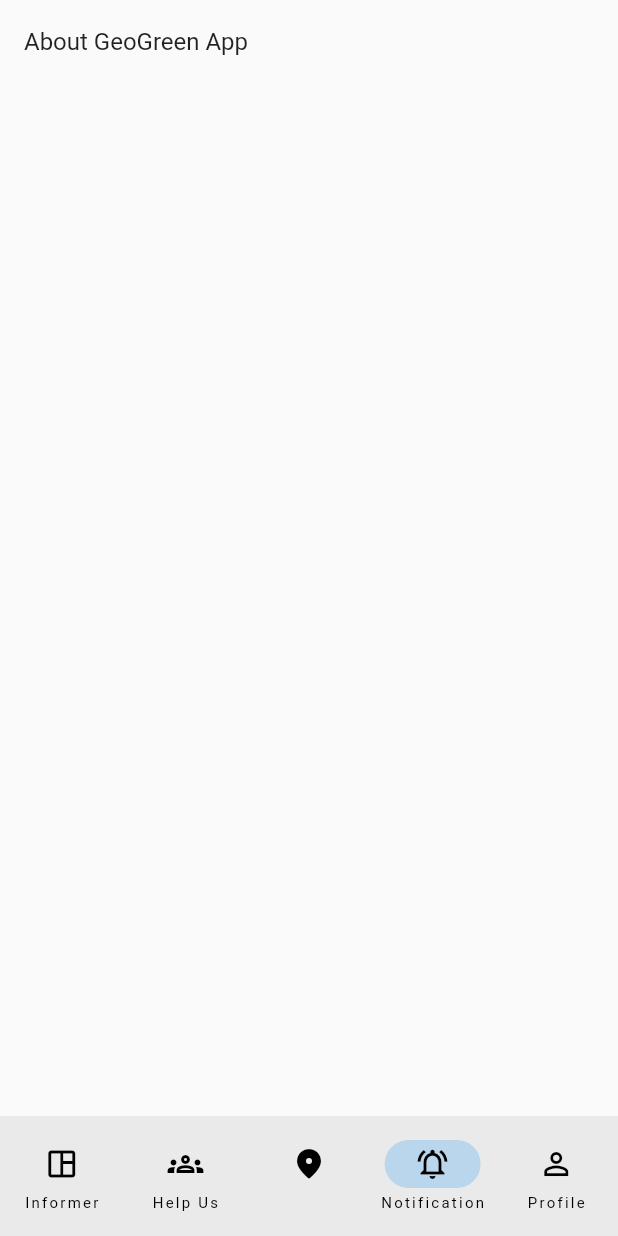
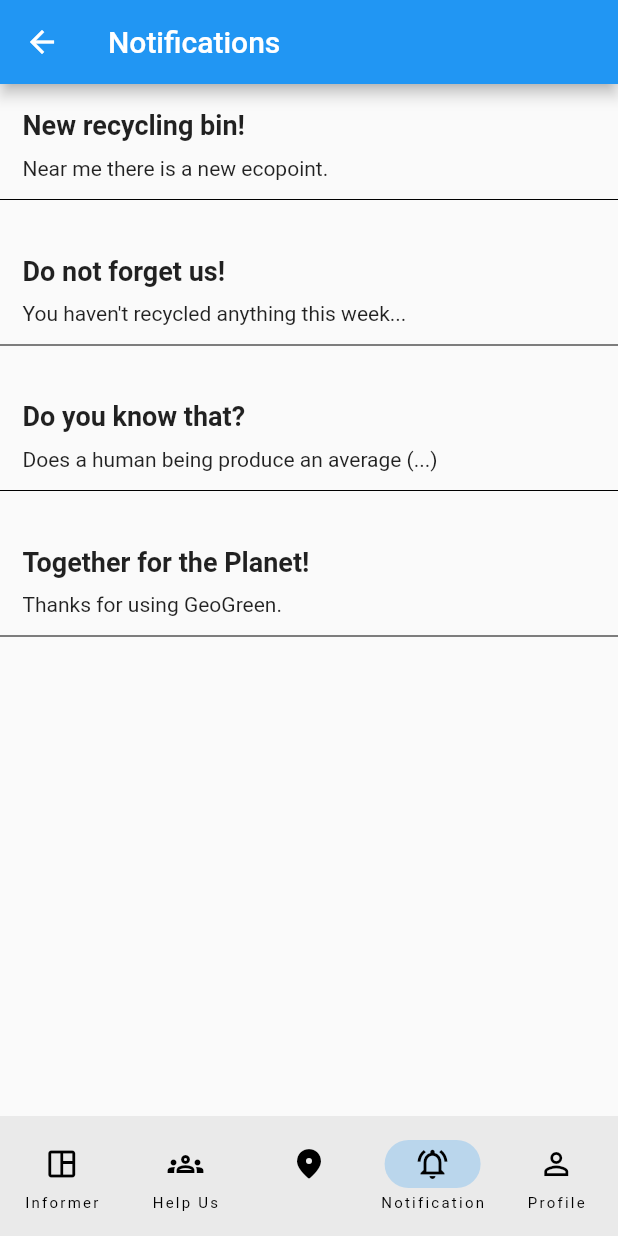
Before and after one commit to solangerosada/esmad-greogreen-app-1, a Flutter app: the FirstScreen screen opened directly, item 4 of the bottom bar chosen, on a phone screen of 412 x 824 dp. Run offline on Flutter 3.47's test engine with Material 2 defaults, Android fonts, the phone set to English and light mode, and no system bars; network calls fail.

Commit message:
Add notification page

```diff
--- a/lib/main.dart
+++ b/lib/main.dart
@@ -1,10 +1,9 @@
 // ignore_for_file: use_key_in_widget_constructors
 
-import 'package:flutter/cupertino.dart';
 import 'package:flutter/material.dart';
 import 'package:geogreen/help_us.dart';
 import 'package:geogreen/informer.dart';
-import 'package:geogreen/notificatio_page.dart';
+import 'package:geogreen/notification.dart';
 
 //import '../widget/maps_wiget.dart';
 
@@ -153,7 +152,7 @@ class _FirstScreenState extends State<FirstScreen> {
     InformerPage(),
     HelpUsPage(),
     Center(child: Text('Location', style: _textStyle)),
-    Notification(),
+    NotificationPage(),
     Center(child: Text('Profile', style: _textStyle)),
   ];
 
--- a/lib/notificatio_page.dart
+++ /dev/null
@@ -1,19 +0,0 @@
-import 'package:flutter/material.dart';
-
-class Notification extends StatelessWidget {
-  const Notification({super.key});
-
-  @override
-  Widget build(BuildContext context) {
-    return Container(
-      // ignore: prefer_const_constructors
-      // ignore: prefer_const_literals_to_create_immutables
-      child: AboutListTile(aboutBoxChildren: [
-        const Text('New recycling bin!'),
-        Text('New recycling bin!'),
-        Text('New recycling bin!'),
-        const Text('New recycling bin!')
-      ]),
-    );
-  }
-}
--- /dev/null
+++ b/lib/notification.dart
@@ -0,0 +1,57 @@
+import 'package:flutter/material.dart';
+
+class NotificationPage extends StatefulWidget {
+  const NotificationPage({super.key});
+
+  @override
+  State<NotificationPage> createState() => _NotificationPageState();
+}
+
+class _NotificationPageState extends State<NotificationPage> {
+  List data = [
+    "New recycling bin!",
+    "Do not forget us!",
+    "Do you know that?",
+    "Together for the Planet!"
+  ];
+
+  List dados = [
+    "Near me there is a new ecopoint.",
+    "You haven't recycled anything this week...",
+    "Does a human being produce an average (...)",
+    "Thanks for using GeoGreen."
+  ];
+  @override
+  Widget build(BuildContext context) {
+    return Scaffold(
+        appBar: AppBar(title: Text('Notifications')),
+        body: ListView.builder(
+          itemCount: 4,
+          itemBuilder: (BuildContext context, int i) => Column(
+            children: <Widget>[
+              Container(
+                padding: EdgeInsets.symmetric(vertical: 12.0),
+                child: Column(
+                  crossAxisAlignment: CrossAxisAlignment.start,
+                  children: <Widget>[
+                    Container(
+                        padding: EdgeInsets.symmetric(
+                            horizontal: 15.0, vertical: 5.0),
+                        child: Text(
+                          data[i],
+                          style: TextStyle(
+                              fontWeight: FontWeight.bold, fontSize: 18.0),
+                        )),
+                    Container(
+                        padding: EdgeInsets.symmetric(
+                            horizontal: 15.0, vertical: 5.0),
+                        child: Text(dados[i])),
+                    Divider(color: Colors.black),
+                  ],
+                ),
+              )
+            ],
+          ),
+        ));
+  }
+}
```
